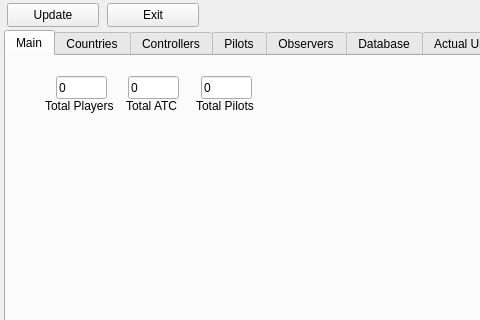
emper0r/IVAO-status, file QtUI/MainWindow_UI.ui: the form before one commit; both pictures show x 0 to 480 and y 0 to 320 of the 1024 by 768 pixel window.
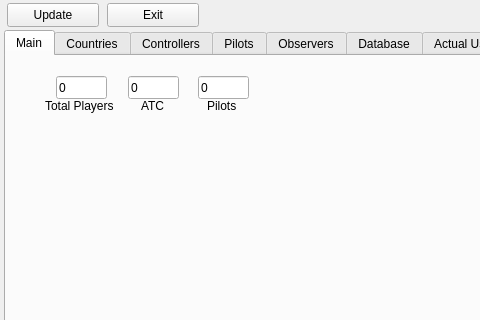
The form after the commit.

Commit message:
* Fix it the labels of ATC and Pilots
	+ Inserting VID and Callsign into DB

```diff
--- a/QtUI/MainWindow_UI.ui
+++ b/QtUI/MainWindow_UI.ui
@@ -86,7 +86,7 @@
       </property>
       <property name="geometry">
        <rect>
-        <x>195</x>
+        <x>192</x>
         <y>20</y>
         <width>51</width>
         <height>23</height>
@@ -115,27 +115,27 @@
      <widget class="QLabel" name="TotalAtc_label">
       <property name="geometry">
        <rect>
-        <x>120</x>
+        <x>135</x>
         <y>40</y>
-        <width>51</width>
+        <width>31</width>
         <height>20</height>
        </rect>
       </property>
       <property name="text">
-       <string>Total ATC</string>
+       <string>ATC</string>
       </property>
      </widget>
      <widget class="QLabel" name="TotalPilots_label">
       <property name="geometry">
        <rect>
-        <x>190</x>
+        <x>201</x>
         <y>40</y>
-        <width>61</width>
+        <width>31</width>
         <height>20</height>
        </rect>
       </property>
       <property name="text">
-       <string>Total Pilots</string>
+       <string>Pilots</string>
       </property>
      </widget>
     </widget>
```
The commit also changes 3 other files.
